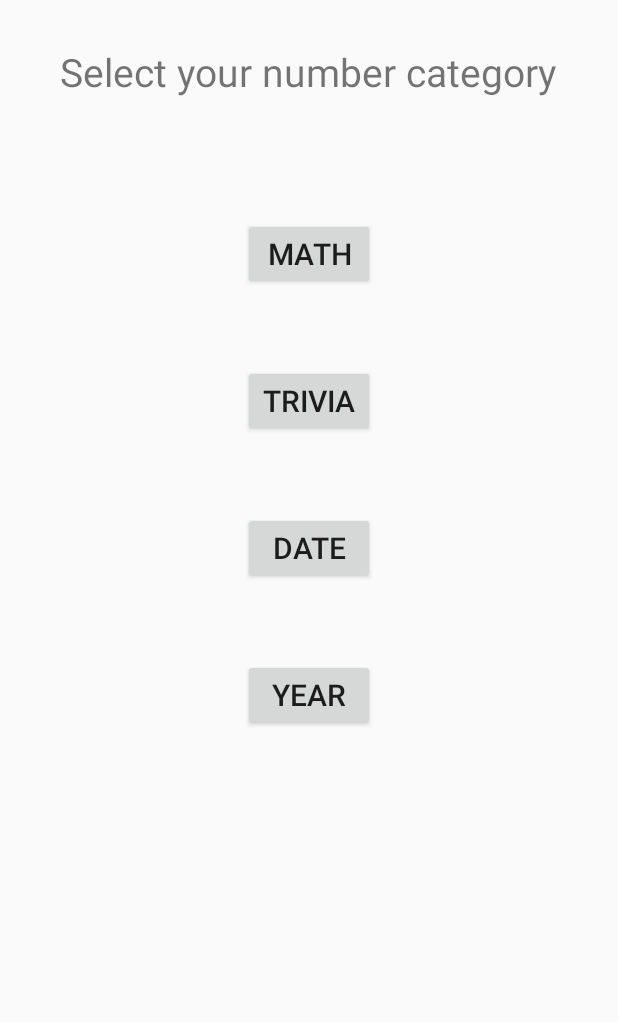
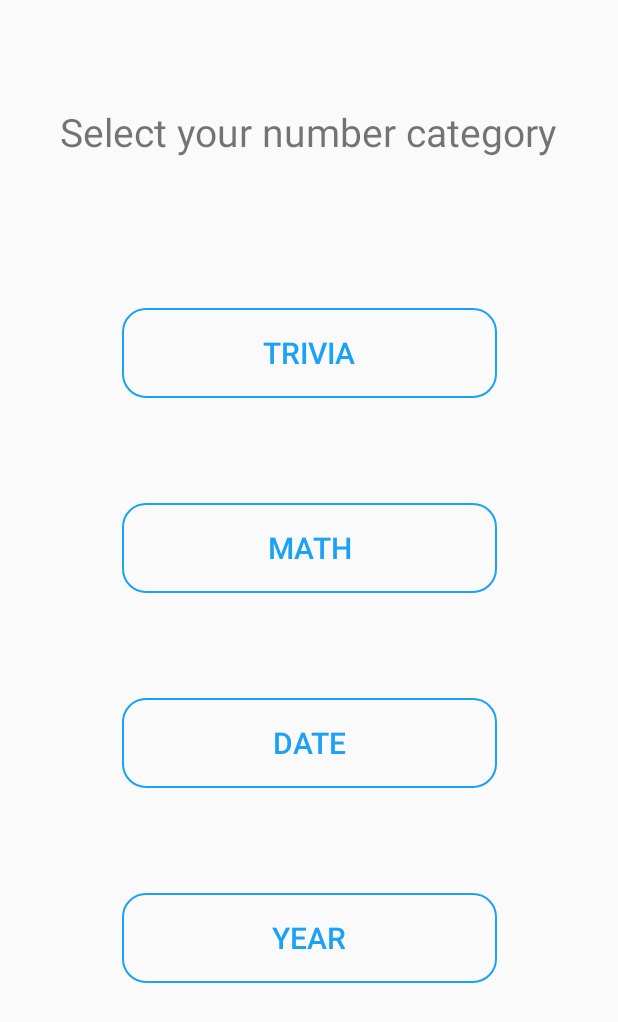
Before and after one commit to AlexEkaterinin/NumberFacts, an Android app: the layout main_menu.xml on its own in the app's theme, with its tools: preview values and no code run, on a phone screen of 412 x 824 dp. Shown: the top 1022 px of the screen. Run offline under Robolectric (Android 15) with nearby library versions, the phone set to English and light mode, and no system bars.

Commit message:
added customization of the main menu buttons

```diff
--- a/app/src/main/java/com/example/numberfacts/TriviaActivity.kt
+++ b/app/src/main/java/com/example/numberfacts/TriviaActivity.kt
@@ -41,7 +41,7 @@ class TriviaActivity : AppCompatActivity(), View.OnClickListener {
 
     override fun onClick(v: View?) {
         viewSearchStart()
-        var contentEdit = enterNum.text.toString()
+        val contentEdit = enterNum.text.toString()
 
         call = if (TextUtils.isEmpty(contentEdit)) {
             request.getRandomNumberNotDate("trivia")
--- /dev/null
+++ b/app/src/main/res/drawable/btn_main_menu_default.xml
@@ -0,0 +1,10 @@
+<?xml version="1.0" encoding="utf-8"?>
+<shape xmlns:android="http://schemas.android.com/apk/res/android" android:shape="rectangle">
+
+    <stroke
+        android:color="@color/colorPrimary"
+        android:width="1dp" />
+
+    <corners android:radius="15dp"/>
+
+</shape>
--- /dev/null
+++ b/app/src/main/res/drawable/btn_main_menu_pressed.xml
@@ -0,0 +1,12 @@
+<?xml version="1.0" encoding="utf-8"?>
+<shape xmlns:android="http://schemas.android.com/apk/res/android" android:shape="rectangle">
+
+    <stroke
+        android:color="@color/colorPrimary"
+        android:width="2dp" />
+
+    <corners android:radius="15dp"/>
+
+    <solid android:color="#fff" />
+
+</shape>
--- /dev/null
+++ b/app/src/main/res/drawable/custom_btn_main_menu.xml
@@ -0,0 +1,14 @@
+<?xml version="1.0" encoding="utf-8"?>
+<selector xmlns:android="http://schemas.android.com/apk/res/android">
+
+    <item
+        android:state_pressed="true"
+        android:drawable="@drawable/btn_main_menu_pressed"/>
+    <item
+        android:state_enabled="false"
+        android:drawable="@drawable/btn_main_menu_pressed"/>
+
+    <item android:drawable="@drawable/btn_main_menu_default"/>
+
+
+</selector>
--- a/app/src/main/res/layout/activity_trivia.xml
+++ b/app/src/main/res/layout/activity_trivia.xml
@@ -4,9 +4,7 @@
     xmlns:app="http://schemas.android.com/apk/res-auto"
     xmlns:tools="http://schemas.android.com/tools"
     android:layout_width="match_parent"
-    android:layout_height="match_parent"
-
-    >
+    android:layout_height="match_parent">
 
     <TextView
         android:id="@+id/trivia_info"
@@ -54,7 +52,7 @@
         android:layout_height="42dp"
         android:layout_marginStart="40dp"
         android:layout_marginLeft="40dp"
-        android:layout_marginTop="130dp"
+        android:layout_marginTop="200dp"
         android:layout_weight="2"
         android:hint="@string/hint_trivia_text"
         android:inputType="numberDecimal"
@@ -65,7 +63,7 @@
         android:id="@+id/btnSearch"
         android:layout_width="73dp"
         android:layout_height="44dp"
-        android:layout_marginTop="130dp"
+        android:layout_marginTop="200dp"
         android:layout_marginEnd="40dp"
         android:layout_marginRight="40dp"
         android:text="@string/button_search_text"
@@ -77,7 +75,7 @@
         style="?android:attr/progressBarStyle"
         android:layout_width="49dp"
         android:layout_height="44dp"
-        android:layout_marginTop="130dp"
+        android:layout_marginTop="200dp"
         android:layout_marginEnd="52dp"
         android:layout_marginRight="52dp"
         app:layout_constraintEnd_toEndOf="parent"
--- a/app/src/main/res/layout/main_menu.xml
+++ b/app/src/main/res/layout/main_menu.xml
@@ -1,51 +1,76 @@
 <?xml version="1.0" encoding="utf-8"?>
-<LinearLayout xmlns:android="http://schemas.android.com/apk/res/android"
+
+<androidx.constraintlayout.widget.ConstraintLayout xmlns:android="http://schemas.android.com/apk/res/android"
+    xmlns:app="http://schemas.android.com/apk/res-auto"
+    xmlns:tools="http://schemas.android.com/tools"
     android:layout_width="match_parent"
-    android:layout_height="match_parent"
-    android:orientation="vertical"
-    android:paddingTop="30dp">
+    android:layout_height="match_parent">
 
     <TextView
+        android:id="@+id/textView"
         android:layout_width="wrap_content"
         android:layout_height="wrap_content"
         android:layout_gravity="center"
+        android:layout_marginTop="70dp"
         android:text="@string/title_main_menu"
         android:textSize="26sp"
-        android:layout_marginBottom="80dp"/>
+        app:layout_constraintEnd_toEndOf="parent"
+        app:layout_constraintHorizontal_bias="0.493"
+        app:layout_constraintStart_toStartOf="parent"
+        app:layout_constraintTop_toTopOf="parent" />
 
     <Button
-        android:layout_width="wrap_content"
-        android:layout_height="wrap_content"
-        android:layout_gravity="center"
-        android:layout_marginBottom="50dp"
+        android:id="@+id/btnMath"
+        android:layout_width="250dp"
+        android:layout_height="60dp"
+        android:layout_marginTop="70dp"
         android:text="@string/button_math_name"
-        android:id="@+id/btnMath"
-        android:textSize="20sp"/>
+        android:textColor="@color/colorPrimary"
+        android:textSize="20sp"
+        android:background="@drawable/custom_btn_main_menu"
+        app:layout_constraintEnd_toEndOf="parent"
+        app:layout_constraintStart_toStartOf="parent"
+        app:layout_constraintTop_toBottomOf="@+id/btnTrivia" />
 
     <Button
-        android:layout_width="wrap_content"
-        android:layout_height="wrap_content"
-        android:layout_gravity="center"
-        android:layout_marginBottom="50dp"
+        android:id="@+id/btnTrivia"
+        android:layout_width="250dp"
+        android:layout_height="60dp"
+        android:layout_marginTop="100dp"
         android:text="@string/button_trivia_name"
-        android:id="@+id/btnTrivia"
-        android:textSize="20sp"/>
+        android:textSize="20sp"
+        android:textColor="@color/colorPrimary"
+        android:background="@drawable/custom_btn_main_menu"
+        app:layout_constraintEnd_toEndOf="parent"
+        app:layout_constraintHorizontal_bias="0.503"
+        app:layout_constraintStart_toStartOf="parent"
+        app:layout_constraintTop_toBottomOf="@+id/textView" />
 
     <Button
-        android:layout_width="wrap_content"
-        android:layout_height="wrap_content"
-        android:layout_gravity="center"
-        android:layout_marginBottom="50dp"
+        android:id="@+id/btnDate"
+        android:layout_width="250dp"
+        android:layout_height="60dp"
+        android:layout_marginTop="70dp"
         android:text="@string/button_date_name"
-        android:id="@+id/btnDate"
-        android:textSize="20sp"/>
+        android:textColor="@color/colorPrimary"
+        android:background="@drawable/custom_btn_main_menu"
+        android:textSize="20sp"
+        app:layout_constraintEnd_toEndOf="parent"
+        app:layout_constraintStart_toStartOf="parent"
+        app:layout_constraintTop_toBottomOf="@+id/btnMath" />
 
     <Button
-        android:layout_width="wrap_content"
-        android:layout_height="wrap_content"
-        android:layout_gravity="center"
+        android:id="@+id/btnYear"
+        android:layout_width="250dp"
+        android:layout_height="60dp"
+        android:layout_marginTop="70dp"
         android:text="@string/button_year_name"
-        android:id="@+id/btnYear"
-        android:textSize="20sp"/>
+        android:textColor="@color/colorPrimary"
+        android:background="@drawable/custom_btn_main_menu"
+        android:textSize="20sp"
+        app:layout_constraintEnd_toEndOf="parent"
+        app:layout_constraintStart_toStartOf="parent"
+        app:layout_constraintTop_toBottomOf="@+id/btnDate" />
 
-</LinearLayout>
+
+</androidx.constraintlayout.widget.ConstraintLayout>
--- a/app/src/main/res/values/colors.xml
+++ b/app/src/main/res/values/colors.xml
@@ -1,6 +1,6 @@
 <?xml version="1.0" encoding="utf-8"?>
 <resources>
-    <color name="colorPrimary">#6200EE</color>
+    <color name="colorPrimary">#1ba1f5</color>
     <color name="colorPrimaryDark">#3700B3</color>
     <color name="colorAccent">#03DAC5</color>
 </resources>
--- a/app/src/main/res/values/styles.xml
+++ b/app/src/main/res/values/styles.xml
@@ -1,6 +1,6 @@
 <resources>
     <!-- Base application theme. -->
-    <style name="AppTheme" parent="Theme.AppCompat.Light.DarkActionBar">
+    <style name="AppTheme" parent="Theme.AppCompat.Light.NoActionBar">
         <!-- Customize your theme here. -->
         <item name="colorPrimary">@color/colorPrimary</item>
         <item name="colorPrimaryDark">@color/colorPrimaryDark</item>
```
